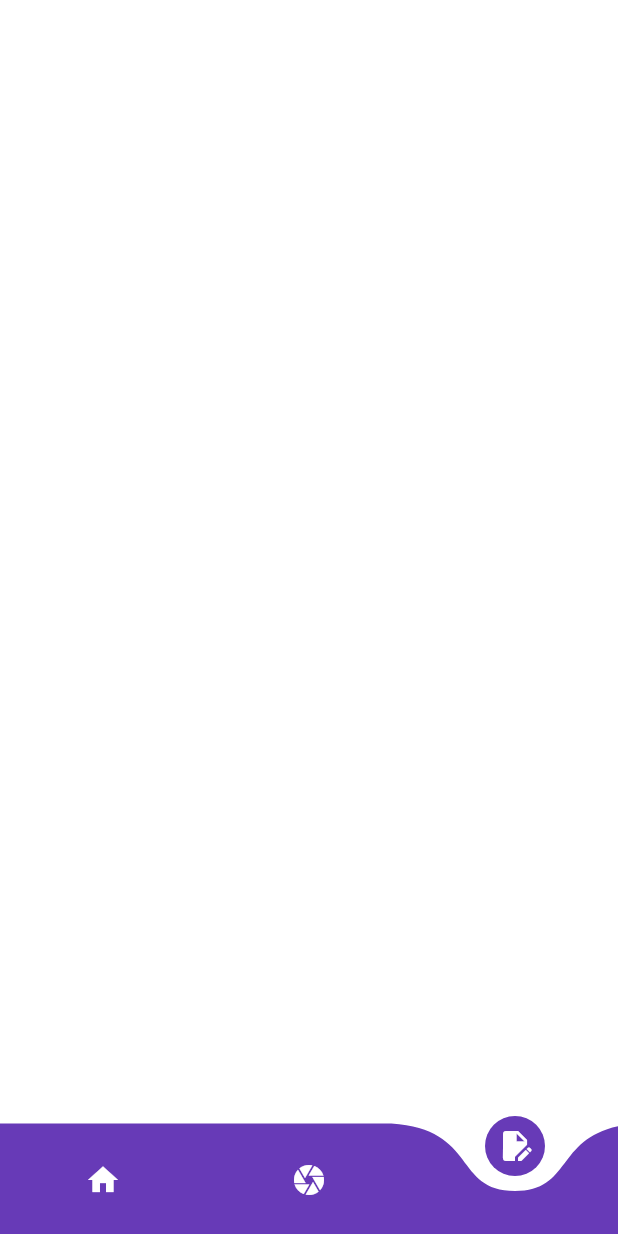
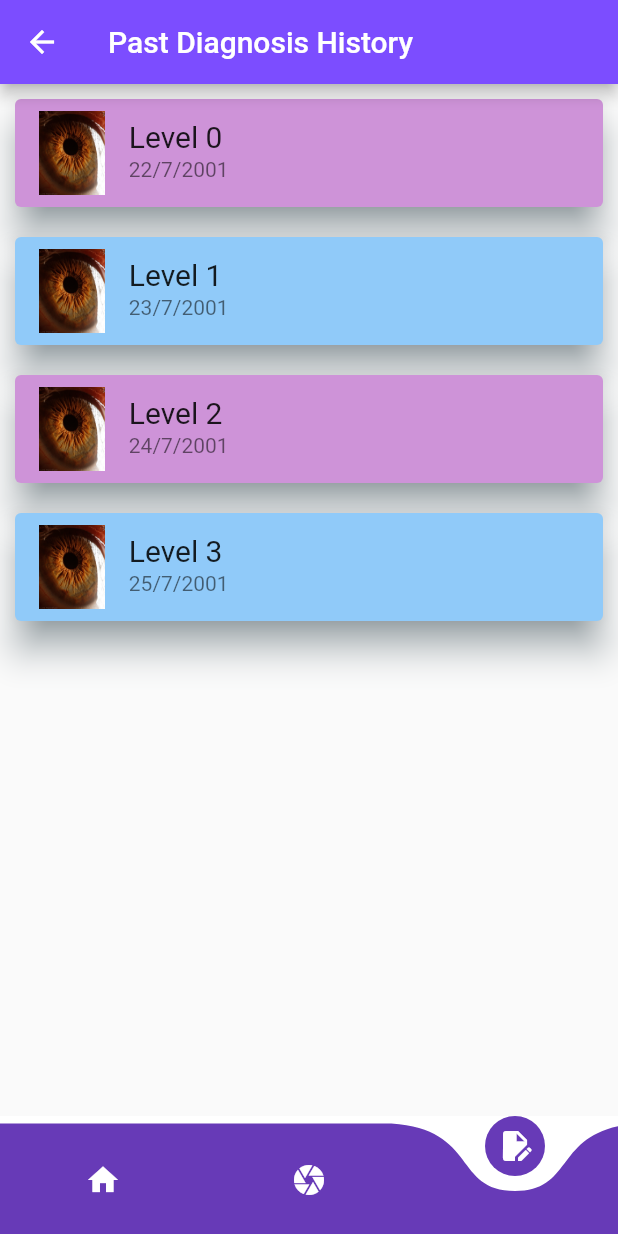
Before and after one commit to TroyLightspeed22/gomodiarect, a Flutter app: the NavBarRoots screen opened directly, item 3 of the bottom bar chosen, on a phone screen of 412 x 824 dp. Run offline on Flutter 3.47's test engine with Material 2 defaults, Android fonts, the phone set to English and light mode, and no system bars; drawn by our look-alikes of curved_navigation_bar; our stand-ins replace image_picker, settings_ui.

Commit message:
reports page and settings

```diff
--- a/lib/main.dart
+++ b/lib/main.dart
@@ -11,6 +11,7 @@ class MyApp extends StatelessWidget {
   Widget build(BuildContext context) {
     return MaterialApp(
       debugShowCheckedModeBanner: false,
+      title: 'GoMoDiarect',
       home: WelcomeScreen()
     );
   }
--- /dev/null
+++ b/lib/screens/reports_screen.dart
@@ -0,0 +1,111 @@
+import 'package:flutter/material.dart';
+
+class Reports extends StatelessWidget {
+  Reports({Key? key}) : super(key: key);
+
+  @override
+  Widget build(BuildContext context) {
+    return Scaffold(
+      appBar: AppBar(
+          title: Text("Past Diagnosis History"),
+          backgroundColor: Colors.deepPurpleAccent
+      ),
+
+      body: Column(
+          children: <Widget>[
+            Card (
+        margin: EdgeInsets.all(10),
+        color: Colors.purple[200],
+        shadowColor: Colors.blueGrey,
+        elevation: 10,
+        child: Column(
+          mainAxisSize: MainAxisSize.min,
+          children: <Widget>[
+            ListTile(
+              leading: Image.asset('images/iris1.jpeg'),// leading: Icon (
+              //     Icons.album,
+              //     color: Colors.cyan,
+              //     size: 45
+              title: Text(
+                "Level 0",
+                style: TextStyle(fontSize: 20),
+              ),
+              subtitle: Text('22/7/2001'),
+            ),
+          ],
+        ),
+      ),
+            Card (
+              margin: EdgeInsets.all(10),
+              color: Colors.blue[200],
+              shadowColor: Colors.blueGrey,
+              elevation: 10,
+              child: Column(
+                mainAxisSize: MainAxisSize.min,
+                children: <Widget>[
+                  ListTile(
+                    leading: Image.asset('images/iris1.jpeg'),// leading: Icon (
+                    //     Icons.album,
+                    //     color: Colors.cyan,
+                    //     size: 45
+                    title: Text(
+                      "Level 1",
+                      style: TextStyle(fontSize: 20),
+                    ),
+                    subtitle: Text('23/7/2001'),
+                  ),
+                ],
+              ),
+            ),
+
+            Card (
+              margin: EdgeInsets.all(10),
+              color: Colors.purple[200],
+              shadowColor: Colors.blueGrey,
+              elevation: 10,
+              child: Column(
+                mainAxisSize: MainAxisSize.min,
+                children: <Widget>[
+                  ListTile(
+                    leading: Image.asset('images/iris1.jpeg'),// leading: Icon (
+                    //     Icons.album,
+                    //     color: Colors.cyan,
+                    //     size: 45
+                    title: Text(
+                      "Level 2",
+                      style: TextStyle(fontSize: 20),
+                    ),
+                    subtitle: Text('24/7/2001'),
+                  ),
+                ],
+              ),
+            ),
+
+            Card (
+              margin: EdgeInsets.all(10),
+              color: Colors.blue[200],
+              shadowColor: Colors.blueGrey,
+              elevation: 10,
+              child: Column(
+                mainAxisSize: MainAxisSize.min,
+                children: <Widget>[
+                  ListTile(
+                    leading: Image.asset('images/iris1.jpeg'),// leading: Icon (
+                    //     Icons.album,
+                    //     color: Colors.cyan,
+                    //     size: 45
+                    title: Text(
+                      "Level 3",
+                      style: TextStyle(fontSize: 20),
+                    ),
+                    subtitle: Text('25/7/2001'),
+                  ),
+                ],
+              ),
+            ),
+        ]
+
+      )
+    );
+  }
+}
--- a/lib/widgets/navbar_roots.dart
+++ b/lib/widgets/navbar_roots.dart
@@ -1,9 +1,10 @@
 import 'package:curved_navigation_bar/curved_navigation_bar.dart';
 import 'package:flutter/material.dart';
-import 'package:flutter/cupertino.dart';
 import 'package:gomodiarect/screens/home_screen.dart';
+import 'package:gomodiarect/screens/profile_page.dart';
 
 import '../screens/camera_screen.dart';
+import '../screens/reports_screen.dart';
 
 class NavBarRoots extends StatefulWidget {
   @override
@@ -15,13 +16,13 @@ class _NavBarRootState extends State<NavBarRoots> {
   int _selectedIndex = 0;
   final _screens =[
     // Home Screen
-    HomeScreen(),
+    AppointmentScreen(),
     // Messages Screen
     ImagePickerApp(),
     // Schedule Screen
-    Container(),
+    Reports(),
     //Settings Screen
-    Container(),
+    //Container(),
 
   ];
 
--- a/pubspec.yaml
+++ b/pubspec.yaml
@@ -33,6 +33,7 @@ dependencies:
   image_picker: ^0.8.9
   path_provider: ^2.0.15
   curved_navigation_bar: ^1.0.3
+  settings_ui: ^2.0.2
 
 
 
```
Also changed, not shown: lib/screens/profile_page.dart (added, +189 -0 lines), lib/screens/settings_screen.dart (added, +40 -0 lines), images/iris1.jpeg (added), pubspec.lock.
